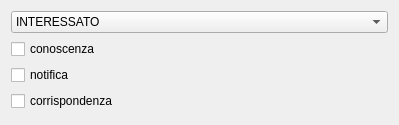
tizianolattisi/suitegda, file src/com/axiastudio/suite/protocollo/forms/soggettoprotocollo.ui: the form before one commit.
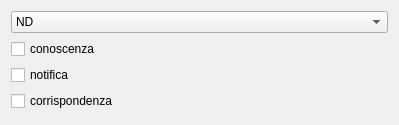
The form after the commit.

Commit message: Sistemazione campi della finestra soggetto-protocollo. Per ora il titolo è un enum, andrà cambiato.

```diff
--- a/src/com/axiastudio/suite/protocollo/forms/soggettoprotocollo.ui
+++ b/src/com/axiastudio/suite/protocollo/forms/soggettoprotocollo.ui
@@ -19,6 +19,11 @@
      <property name="column" stdset="0">
       <string>titolo</string>
      </property>
+     <item>
+      <property name="text">
+       <string>ND</string>
+      </property>
+     </item>
      <item>
       <property name="text">
        <string>INTERESSATO</string>
```
Left out of the diff: 9 changed lines with no effect on the pictures. The commit also changes 1 other file.
